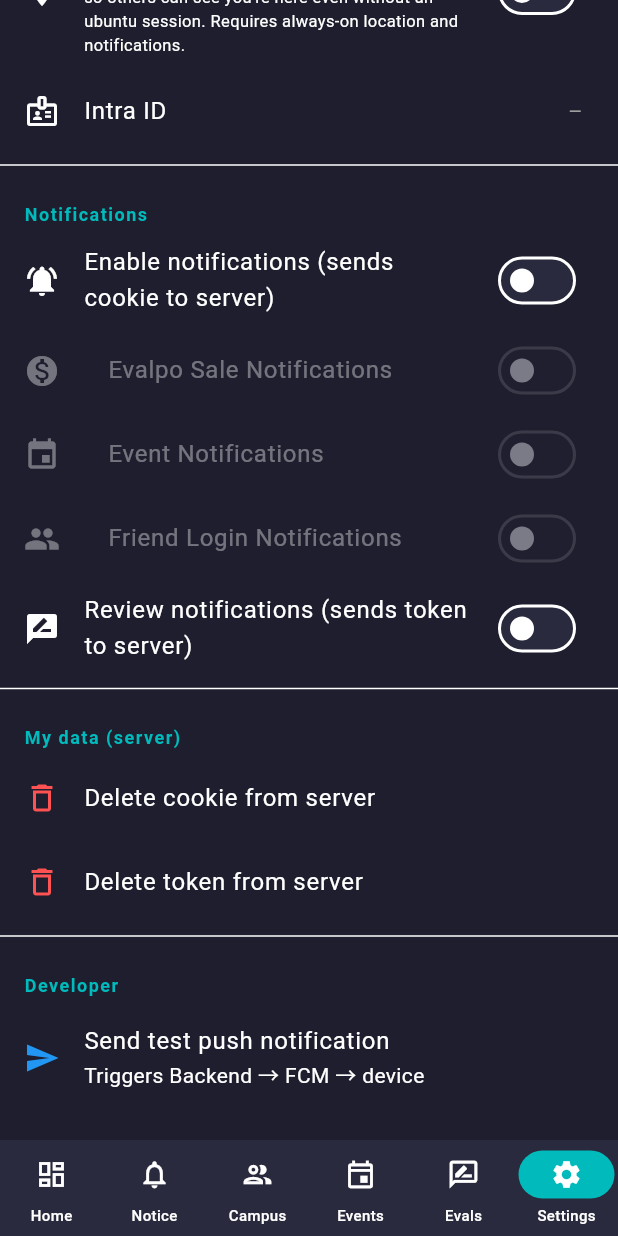
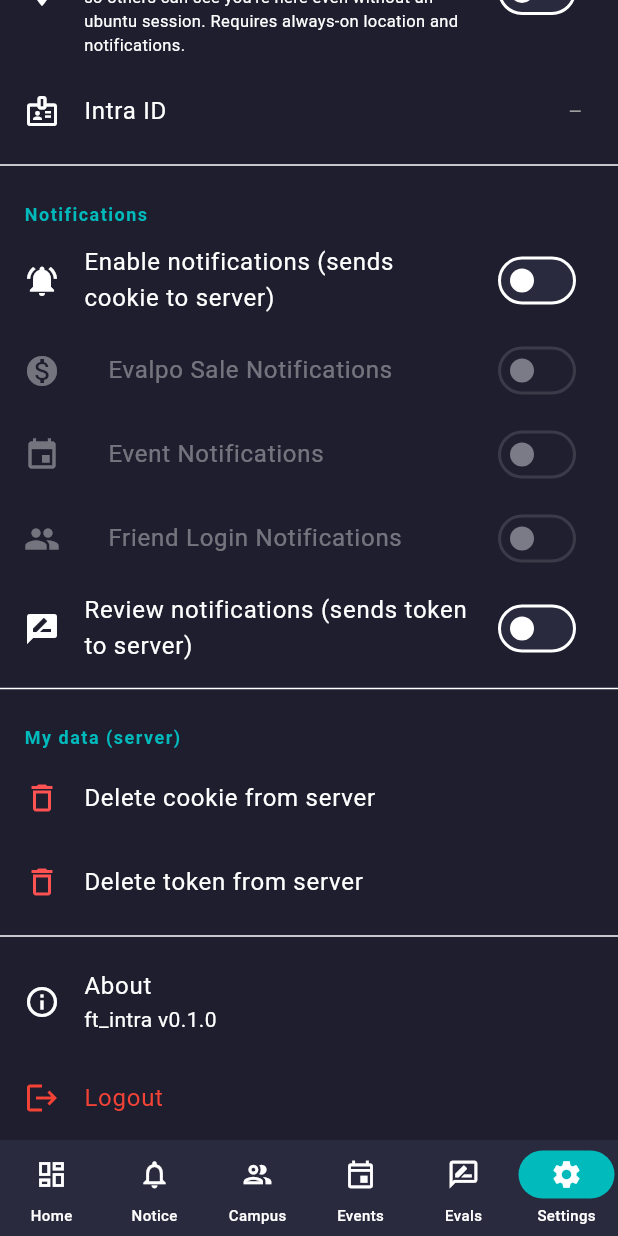
Before and after one commit to guild-42/ft_intra_app, a Flutter app: the SettingsScreen screen opened by its route, scrolled down 223 dp, on a phone screen of 412 x 824 dp. Run offline on Flutter 3.47's test engine with Material 3 defaults, Android fonts, the phone set to English and light mode, and no system bars; our stand-ins replace cached_network_image, dio, drift, drift_flutter, firebase_core, firebase_messaging and 12 more; missing offline and left inert: flutter_inappwebview; accounts and stored records are empty; generated files the repository leaves out were written again; network calls fail.

Commit message:
chore: remove Developer section from Settings (release prep)
Drops the debug ListTiles (test-push / fake-notification / poll-now / test
check-in prompt) and the now-unused _post helper + BackendClient.adminPost.
Those hit DEBUG_ENDPOINTS_ENABLED-gated routes that 404 in production anyway.

Co-Authored-By: Claude Opus 4.8 (1M context) <noreply@anthropic.com>

```diff
--- a/lib/features/settings/settings_screen.dart
+++ b/lib/features/settings/settings_screen.dart
@@ -7,7 +7,6 @@ import 'package:ft_intra/core/notifications/notification_preferences.dart';
 import 'package:ft_intra/core/notifications/notification_optin.dart';
 import 'package:ft_intra/core/notifications/fcm_service.dart';
 import 'package:ft_intra/core/checkin/checkin_permissions.dart';
-import 'package:ft_intra/core/checkin/checkin_notifications.dart';
 import 'package:ft_intra/features/settings/consent_dialog.dart';
 import 'package:ft_intra/l10n/strings.dart';
 
@@ -117,32 +116,6 @@ class SettingsScreen extends ConsumerWidget {
             _SectionHeader(title: s.get('notif_my_server_data')),
             const _ServerDataSection(),
             const Divider(),
-            const _SectionHeader(title: 'Developer'),
-            ListTile(
-              leading: const Icon(Icons.send, color: Colors.blue),
-              title: const Text('Send test push notification'),
-              subtitle: const Text('Triggers Backend → FCM → device'),
-              onTap: () => _post(context, ref, '/api/test-push'),
-            ),
-            ListTile(
-              leading: const Icon(Icons.bug_report, color: Colors.orange),
-              title: const Text('Send fake notification'),
-              subtitle: const Text('Pretend an evalpo sale just started'),
-              onTap: () => _post(context, ref, '/api/test-notification'),
-            ),
-            ListTile(
-              leading: const Icon(Icons.cloud_sync, color: Colors.teal),
-              title: const Text('Poll intra now'),
-              subtitle: const Text("Don't wait 5 min, fetch right now"),
-              onTap: () => _post(context, ref, '/api/poll-now'),
-            ),
-            ListTile(
-              leading: const Icon(Icons.location_on, color: Colors.purple),
-              title: const Text('Test check-in prompt'),
-              subtitle: const Text('Fire the geofence-arrival notification now'),
-              onTap: () => showCheckinPrompt(ref.read(selectedCampusIdProvider)),
-            ),
-            const Divider(),
             ListTile(
               leading: const Icon(Icons.info_outline),
               title: Text(s.get('about')),
@@ -164,25 +137,6 @@ class SettingsScreen extends ConsumerWidget {
     );
   }
 
-  Future<void> _post(BuildContext context, WidgetRef ref, String path) async {
-    try {
-      final data = await ref.read(backendClientProvider).adminPost(path);
-      if (context.mounted) {
-        ScaffoldMessenger.of(context).showSnackBar(
-          SnackBar(
-            content: Text(data),
-            backgroundColor: Colors.green,
-          ),
-        );
-      }
-    } catch (e) {
-      if (context.mounted) {
-        ScaffoldMessenger.of(context).showSnackBar(
-          SnackBar(content: Text('Error: $e'), backgroundColor: Colors.red),
-        );
-      }
-    }
-  }
 }
 
 class _NotificationToggle extends ConsumerWidget {
```
Also changed, not shown: lib/core/api/backend_client.dart (+0 -9 lines).
